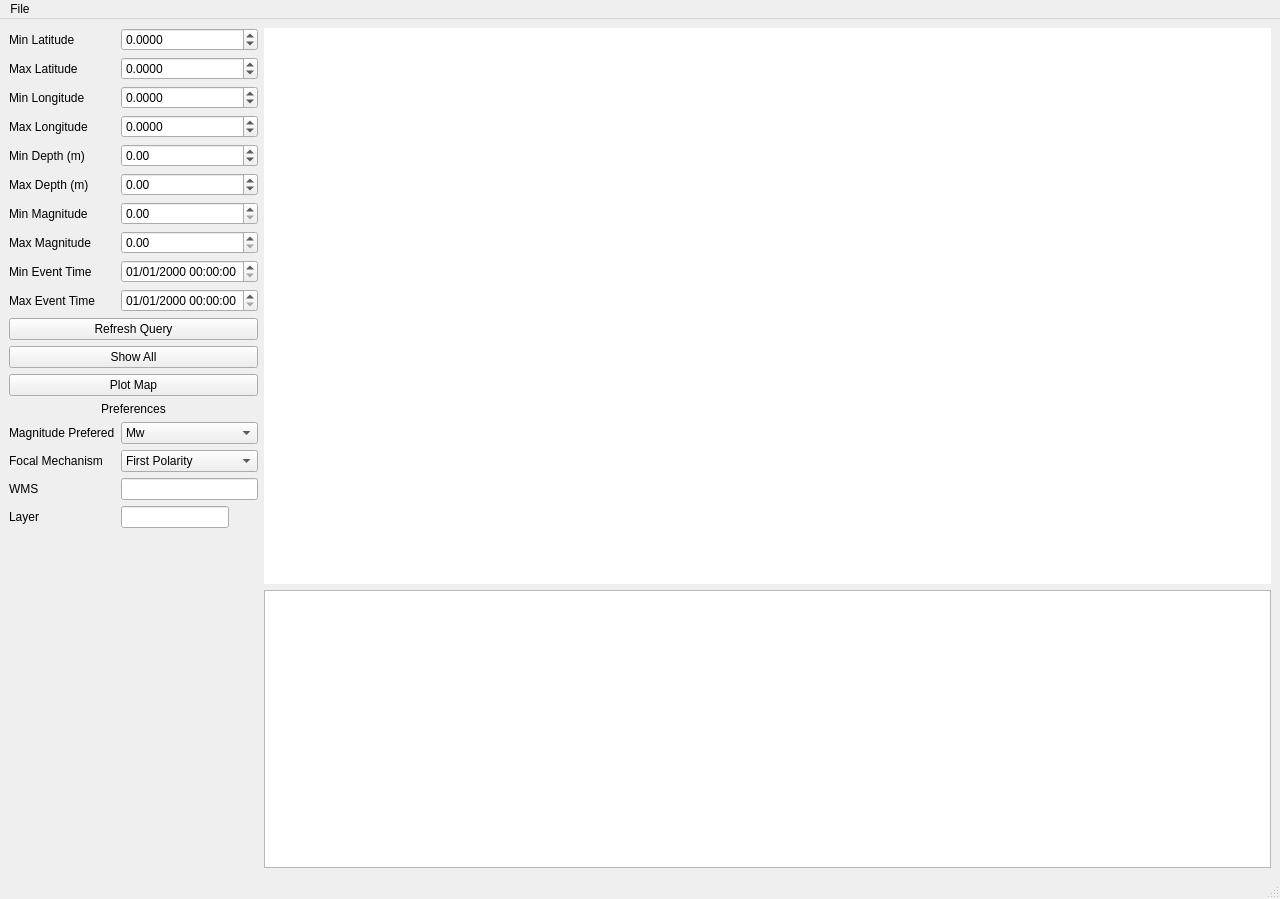
This is surfquake/resources/designer_uis/EventLocationFrame.ui in rcabdia/SurfQuake as Qt 5 draws it before an edit. The edited form follows.
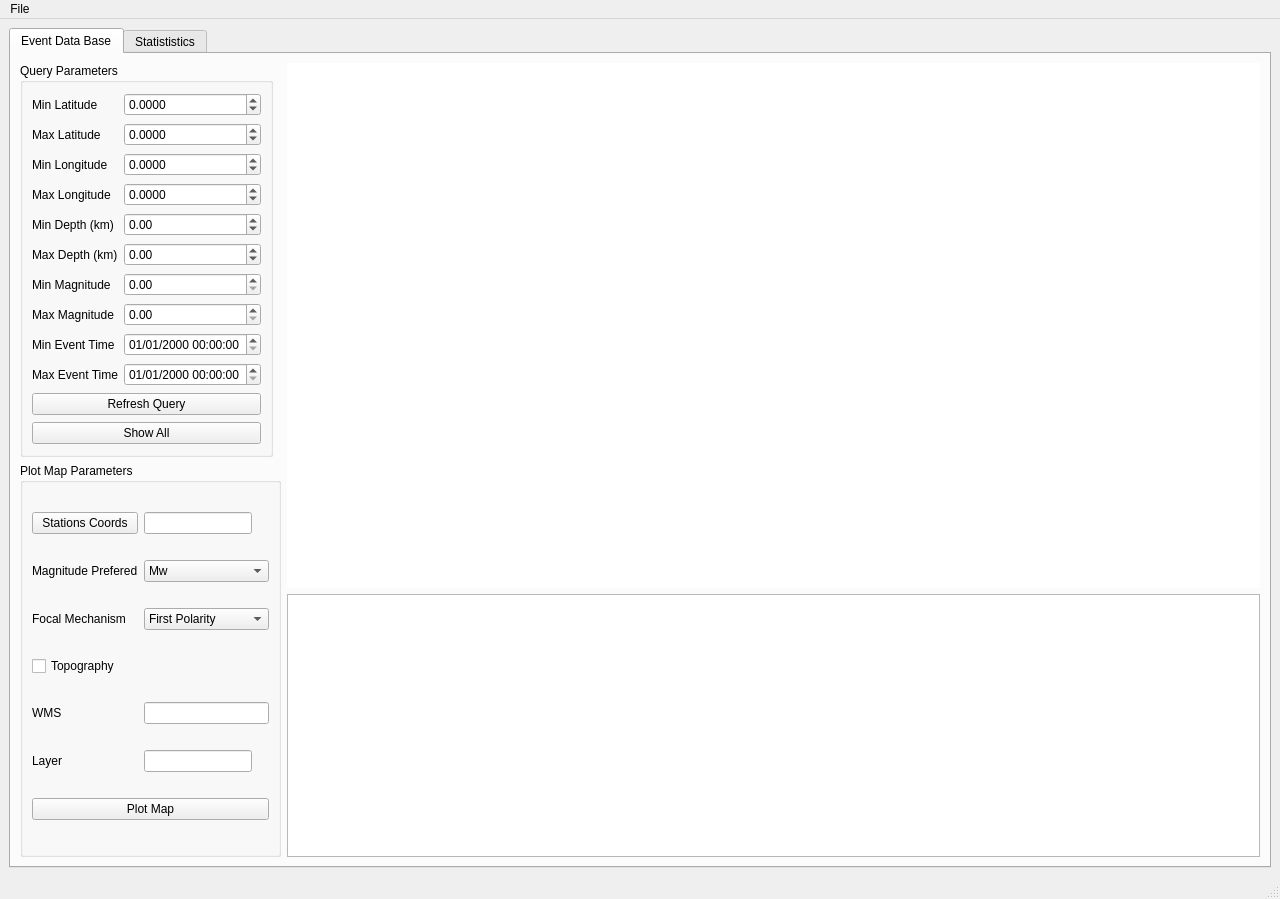
This is the edited form. Custom widgets are drawn as their Qt base class.

Commit message: Change at database frame to include statistics

Diff of the .ui file:
```diff
--- a/surfquake/resources/designer_uis/EventLocationFrame.ui
+++ b/surfquake/resources/designer_uis/EventLocationFrame.ui
@@ -34,17 +34,38 @@
    </property>
    <layout class="QHBoxLayout" name="horizontalLayout">
     <item>
-     <layout class="QFormLayout" name="formLayout">
+     <widget class="QTabWidget" name="tabWidget">
+      <property name="currentIndex">
+       <number>0</number>
+      </property>
+      <widget class="QWidget" name="tab">
+       <attribute name="title">
+        <string>Event Data Base</string>
+       </attribute>
+       <layout class="QHBoxLayout" name="horizontalLayout_2">
+        <item>
+         <layout class="QVBoxLayout" name="verticalLayout_2">
       <property name="leftMargin">
        <number>0</number>
       </property>
-      <item row="0" column="0">
-       <widget class="QLabel" name="label_2">
-        <property name="text">
-         <string>Min Latitude</string>
-        </property>
-       </widget>
-      </item>
+          <item>
+           <widget class="QGroupBox" name="groupBox">
+            <property name="sizePolicy">
+             <sizepolicy hsizetype="Maximum" vsizetype="Preferred">
+              <horstretch>0</horstretch>
+              <verstretch>0</verstretch>
+             </sizepolicy>
+            </property>
+            <property name="minimumSize">
+             <size>
+              <width>0</width>
+              <height>67</height>
+             </size>
+            </property>
+            <property name="title">
+             <string>Query Parameters</string>
+            </property>
+            <layout class="QGridLayout" name="gridLayout">
       <item row="0" column="1">
        <widget class="QDoubleSpinBox" name="minLat">
         <property name="sizePolicy">
@@ -64,29 +85,16 @@
         </property>
        </widget>
       </item>
-      <item row="1" column="0">
-       <widget class="QLabel" name="label_3">
-        <property name="text">
-         <string>Max Latitude</string>
-        </property>
-       </widget>
-      </item>
-      <item row="1" column="1">
-       <widget class="QDoubleSpinBox" name="maxLat">
+             <item row="9" column="1">
+              <widget class="QDateTimeEdit" name="maxOrig">
         <property name="sizePolicy">
          <sizepolicy hsizetype="Preferred" vsizetype="Fixed">
           <horstretch>0</horstretch>
           <verstretch>0</verstretch>
          </sizepolicy>
         </property>
-        <property name="decimals">
-         <number>4</number>
-        </property>
-        <property name="minimum">
-         <double>-90.000000000000000</double>
-        </property>
-        <property name="maximum">
-         <double>90.000000000000000</double>
+               <property name="displayFormat">
+                <string>dd/MM/yyyy HH:mm:ss</string>
         </property>
        </widget>
       </item>
@@ -97,6 +105,79 @@
         </property>
        </widget>
       </item>
+             <item row="8" column="1">
+              <widget class="QDateTimeEdit" name="minOrig">
+               <property name="sizePolicy">
+                <sizepolicy hsizetype="Preferred" vsizetype="Fixed">
+                 <horstretch>0</horstretch>
+                 <verstretch>0</verstretch>
+                </sizepolicy>
+               </property>
+               <property name="displayFormat">
+                <string>dd/MM/yyyy HH:mm:ss</string>
+               </property>
+              </widget>
+             </item>
+             <item row="5" column="0">
+              <widget class="QLabel" name="label_7">
+               <property name="text">
+                <string>Max Depth (km)</string>
+               </property>
+              </widget>
+             </item>
+             <item row="7" column="1">
+              <widget class="QDoubleSpinBox" name="maxMag">
+               <property name="sizePolicy">
+                <sizepolicy hsizetype="Preferred" vsizetype="Fixed">
+                 <horstretch>0</horstretch>
+                 <verstretch>0</verstretch>
+                </sizepolicy>
+               </property>
+               <property name="maximum">
+                <double>10.000000000000000</double>
+               </property>
+              </widget>
+             </item>
+             <item row="10" column="0" colspan="2">
+              <widget class="QPushButton" name="btnRefreshQuery">
+               <property name="text">
+                <string>Refresh Query</string>
+               </property>
+              </widget>
+             </item>
+             <item row="9" column="0">
+              <widget class="QLabel" name="label_11">
+               <property name="text">
+                <string>Max Event Time</string>
+               </property>
+              </widget>
+             </item>
+             <item row="4" column="0">
+              <widget class="QLabel" name="label_6">
+               <property name="text">
+                <string>Min Depth (km)</string>
+               </property>
+              </widget>
+             </item>
+             <item row="1" column="1">
+              <widget class="QDoubleSpinBox" name="maxLat">
+               <property name="sizePolicy">
+                <sizepolicy hsizetype="Preferred" vsizetype="Fixed">
+                 <horstretch>0</horstretch>
+                 <verstretch>0</verstretch>
+                </sizepolicy>
+               </property>
+               <property name="decimals">
+                <number>4</number>
+               </property>
+               <property name="minimum">
+                <double>-90.000000000000000</double>
+               </property>
+               <property name="maximum">
+                <double>90.000000000000000</double>
+               </property>
+              </widget>
+             </item>
       <item row="2" column="1">
        <widget class="QDoubleSpinBox" name="minLon">
         <property name="sizePolicy">
@@ -116,13 +197,6 @@
         </property>
        </widget>
       </item>
-      <item row="3" column="0">
-       <widget class="QLabel" name="label_5">
-        <property name="text">
-         <string>Max Longitude</string>
-        </property>
-       </widget>
-      </item>
       <item row="3" column="1">
        <widget class="QDoubleSpinBox" name="maxLon">
         <property name="sizePolicy">
@@ -142,10 +216,23 @@
         </property>
        </widget>
       </item>
-      <item row="4" column="0">
-       <widget class="QLabel" name="label_6">
+             <item row="3" column="0">
+              <widget class="QLabel" name="label_5">
         <property name="text">
-         <string>Min Depth (m)</string>
+                <string>Max Longitude</string>
+               </property>
+              </widget>
+             </item>
+             <item row="0" column="0">
+              <widget class="QLabel" name="label_2">
+               <property name="sizePolicy">
+                <sizepolicy hsizetype="Maximum" vsizetype="Preferred">
+                 <horstretch>0</horstretch>
+                 <verstretch>0</verstretch>
+                </sizepolicy>
+               </property>
+               <property name="text">
+                <string>Min Latitude</string>
         </property>
        </widget>
       </item>
@@ -168,13 +255,6 @@
         </property>
        </widget>
       </item>
-      <item row="5" column="0">
-       <widget class="QLabel" name="label_7">
-        <property name="text">
-         <string>Max Depth (m)</string>
-        </property>
-       </widget>
-      </item>
       <item row="5" column="1">
        <widget class="QDoubleSpinBox" name="maxDepth">
         <property name="sizePolicy">
@@ -200,26 +280,6 @@
         </property>
        </widget>
       </item>
-      <item row="6" column="0">
-       <widget class="QLabel" name="label_8">
-        <property name="text">
-         <string>Min Magnitude</string>
-        </property>
-       </widget>
-      </item>
-      <item row="6" column="1">
-       <widget class="QDoubleSpinBox" name="minMag">
-        <property name="sizePolicy">
-         <sizepolicy hsizetype="Preferred" vsizetype="Fixed">
-          <horstretch>0</horstretch>
-          <verstretch>0</verstretch>
-         </sizepolicy>
-        </property>
-        <property name="maximum">
-         <double>10.990000000000000</double>
-        </property>
-       </widget>
-      </item>
       <item row="7" column="0">
        <widget class="QLabel" name="label_9">
         <property name="text">
@@ -227,16 +287,10 @@
         </property>
        </widget>
       </item>
-      <item row="7" column="1">
-       <widget class="QDoubleSpinBox" name="maxMag">
-        <property name="sizePolicy">
-         <sizepolicy hsizetype="Preferred" vsizetype="Fixed">
-          <horstretch>0</horstretch>
-          <verstretch>0</verstretch>
-         </sizepolicy>
-        </property>
-        <property name="maximum">
-         <double>10.000000000000000</double>
+             <item row="6" column="0">
+              <widget class="QLabel" name="label_8">
+               <property name="text">
+                <string>Min Magnitude</string>
         </property>
        </widget>
       </item>
@@ -247,43 +301,23 @@
         </property>
        </widget>
       </item>
-      <item row="8" column="1">
-       <widget class="QDateTimeEdit" name="minOrig">
+             <item row="6" column="1">
+              <widget class="QDoubleSpinBox" name="minMag">
         <property name="sizePolicy">
          <sizepolicy hsizetype="Preferred" vsizetype="Fixed">
           <horstretch>0</horstretch>
           <verstretch>0</verstretch>
          </sizepolicy>
         </property>
-        <property name="displayFormat">
-         <string>dd/MM/yyyy HH:mm:ss</string>
+               <property name="maximum">
+                <double>10.990000000000000</double>
         </property>
        </widget>
       </item>
-      <item row="9" column="0">
-       <widget class="QLabel" name="label_11">
+             <item row="1" column="0">
+              <widget class="QLabel" name="label_3">
         <property name="text">
-         <string>Max Event Time</string>
-        </property>
-       </widget>
-      </item>
-      <item row="9" column="1">
-       <widget class="QDateTimeEdit" name="maxOrig">
-        <property name="sizePolicy">
-         <sizepolicy hsizetype="Preferred" vsizetype="Fixed">
-          <horstretch>0</horstretch>
-          <verstretch>0</verstretch>
-         </sizepolicy>
-        </property>
-        <property name="displayFormat">
-         <string>dd/MM/yyyy HH:mm:ss</string>
-        </property>
-       </widget>
-      </item>
-      <item row="10" column="0" colspan="2">
-       <widget class="QPushButton" name="btnRefreshQuery">
-        <property name="text">
-         <string>Refresh Query</string>
+                <string>Max Latitude</string>
         </property>
        </widget>
       </item>
@@ -294,31 +328,68 @@
         </property>
        </widget>
       </item>
-      <item row="12" column="0" colspan="2">
-       <widget class="QPushButton" name="PlotMapBtn">
-        <property name="text">
-         <string>Plot Map</string>
-        </property>
-       </widget>
-      </item>
-      <item row="13" column="0" colspan="2">
-       <widget class="QLabel" name="label">
+            </layout>
+           </widget>
+          </item>
+          <item>
+           <widget class="QGroupBox" name="groupBox_2">
+            <property name="minimumSize">
+             <size>
+              <width>117</width>
+              <height>66</height>
+             </size>
+            </property>
+            <property name="title">
+             <string>Plot Map Parameters</string>
+            </property>
+            <layout class="QGridLayout" name="gridLayout_2">
+             <item row="4" column="1">
+              <widget class="QLineEdit" name="wmsLE">
+               <property name="sizePolicy">
+                <sizepolicy hsizetype="Minimum" vsizetype="Fixed">
+                 <horstretch>0</horstretch>
+                 <verstretch>0</verstretch>
+                </sizepolicy>
+               </property>
+               <property name="minimumSize">
+                <size>
+                 <width>125</width>
+                 <height>21</height>
+                </size>
+               </property>
+              </widget>
+             </item>
+             <item row="5" column="1">
+              <widget class="QLineEdit" name="layerLE">
+               <property name="sizePolicy">
+                <sizepolicy hsizetype="Maximum" vsizetype="Fixed">
+                 <horstretch>0</horstretch>
+                 <verstretch>0</verstretch>
+                </sizepolicy>
+               </property>
+              </widget>
+             </item>
+             <item row="0" column="0">
+              <widget class="QPushButton" name="pushButton">
         <property name="text">
-         <string>Preferences</string>
-        </property>
-        <property name="alignment">
-         <set>Qt::AlignCenter</set>
-        </property>
-       </widget>
-      </item>
-      <item row="14" column="0">
-       <widget class="QLabel" name="label_12">
+                <string>Stations Coords</string>
+               </property>
+              </widget>
+             </item>
+             <item row="4" column="0">
+              <widget class="QLabel" name="label_14">
+               <property name="sizePolicy">
+                <sizepolicy hsizetype="Maximum" vsizetype="Preferred">
+                 <horstretch>0</horstretch>
+                 <verstretch>0</verstretch>
+                </sizepolicy>
+               </property>
         <property name="text">
-         <string>Magnitude Prefered</string>
+                <string>WMS</string>
         </property>
        </widget>
       </item>
-      <item row="14" column="1">
+             <item row="1" column="1">
        <widget class="QComboBox" name="magnitudeCB">
         <item>
          <property name="text">
@@ -342,14 +413,31 @@
         </item>
        </widget>
       </item>
-      <item row="15" column="0">
-       <widget class="QLabel" name="label_13">
+             <item row="6" column="0" colspan="2">
+              <widget class="QPushButton" name="PlotMapBtn">
         <property name="text">
-         <string>Focal Mechanism</string>
+                <string>Plot Map</string>
         </property>
        </widget>
       </item>
-      <item row="15" column="1">
+             <item row="0" column="1">
+              <widget class="QLineEdit" name="lineEdit">
+               <property name="sizePolicy">
+                <sizepolicy hsizetype="Maximum" vsizetype="Fixed">
+                 <horstretch>0</horstretch>
+                 <verstretch>0</verstretch>
+                </sizepolicy>
+               </property>
+              </widget>
+             </item>
+             <item row="3" column="0">
+              <widget class="QCheckBox" name="topoCB">
+               <property name="text">
+                <string>Topography</string>
+               </property>
+              </widget>
+             </item>
+             <item row="2" column="1">
        <widget class="QComboBox" name="methodCB">
         <item>
          <property name="text">
@@ -363,44 +451,34 @@
         </item>
        </widget>
       </item>
-      <item row="16" column="0">
-       <widget class="QLabel" name="label_14">
+             <item row="2" column="0">
+              <widget class="QLabel" name="label_13">
         <property name="text">
-         <string>WMS</string>
+                <string>Focal Mechanism</string>
         </property>
        </widget>
       </item>
-      <item row="16" column="1">
-       <widget class="QLineEdit" name="wmsLE">
-        <property name="sizePolicy">
-         <sizepolicy hsizetype="Minimum" vsizetype="Fixed">
-          <horstretch>0</horstretch>
-          <verstretch>0</verstretch>
-         </sizepolicy>
-        </property>
-        <property name="minimumSize">
-         <size>
-          <width>125</width>
-          <height>21</height>
-         </size>
-        </property>
-       </widget>
-      </item>
-      <item row="17" column="0">
+             <item row="1" column="0">
+              <widget class="QLabel" name="label_12">
+               <property name="text">
+                <string>Magnitude Prefered</string>
+               </property>
+              </widget>
+             </item>
+             <item row="5" column="0">
        <widget class="QLabel" name="label_15">
+               <property name="sizePolicy">
+                <sizepolicy hsizetype="Maximum" vsizetype="Preferred">
+                 <horstretch>0</horstretch>
+                 <verstretch>0</verstretch>
+                </sizepolicy>
+               </property>
         <property name="text">
          <string>Layer</string>
         </property>
        </widget>
       </item>
-      <item row="17" column="1">
-       <widget class="QLineEdit" name="layerLE">
-        <property name="sizePolicy">
-         <sizepolicy hsizetype="Maximum" vsizetype="Fixed">
-          <horstretch>0</horstretch>
-          <verstretch>0</verstretch>
-         </sizepolicy>
-        </property>
+            </layout>
        </widget>
       </item>
      </layout>
@@ -430,6 +508,60 @@
        <widget class="QTableView" name="tableView"/>
       </item>
      </layout>
+        </item>
+       </layout>
+      </widget>
+      <widget class="QWidget" name="tab_2">
+       <attribute name="title">
+        <string>Statististics</string>
+       </attribute>
+       <layout class="QHBoxLayout" name="horizontalLayout_3">
+        <item>
+         <layout class="QVBoxLayout" name="verticalLayout_3">
+          <property name="leftMargin">
+           <number>0</number>
+          </property>
+          <item>
+           <widget class="QGroupBox" name="groupBox_3">
+            <property name="title">
+             <string>Statistics Parameters</string>
+            </property>
+            <layout class="QGridLayout" name="gridLayout_3">
+             <item row="0" column="0">
+              <widget class="QLabel" name="label">
+               <property name="text">
+                <string>Param</string>
+               </property>
+              </widget>
+             </item>
+             <item row="1" column="0">
+              <widget class="QPushButton" name="pushButton_2">
+               <property name="text">
+                <string>Run and Plot</string>
+               </property>
+              </widget>
+             </item>
+            </layout>
+           </widget>
+          </item>
+         </layout>
+        </item>
+        <item>
+         <widget class="QWidget" name="widget" native="true">
+          <property name="sizePolicy">
+           <sizepolicy hsizetype="Expanding" vsizetype="Preferred">
+            <horstretch>0</horstretch>
+            <verstretch>0</verstretch>
+           </sizepolicy>
+          </property>
+          <property name="styleSheet">
+           <string notr="true">background-color: rgb(255, 255, 255);</string>
+          </property>
+         </widget>
+        </item>
+       </layout>
+      </widget>
+     </widget>
     </item>
    </layout>
   </widget>
```
Lines whose indentation alone changed are shown as unchanged. The commit also changes 1 other file.
